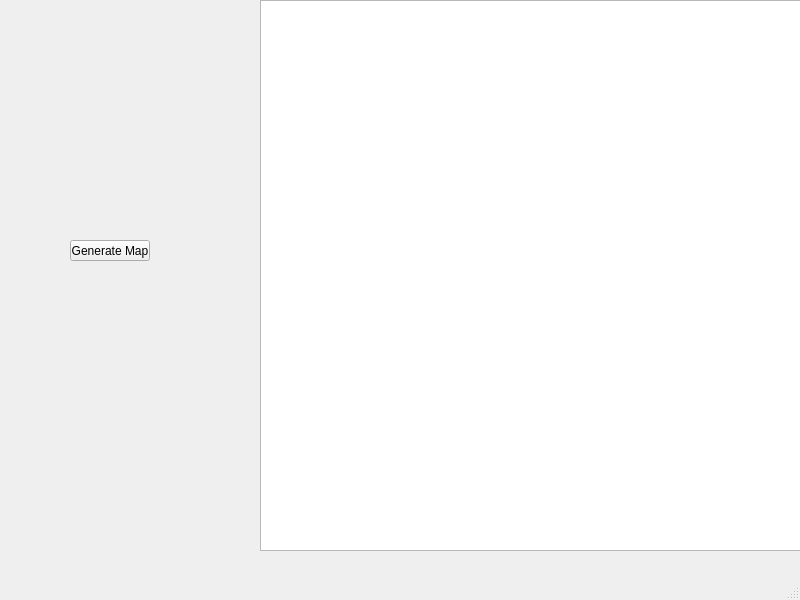
Qt form HeightMap/mainwindow.ui (JeremYnov/Height-Map-CPP) before a commit.
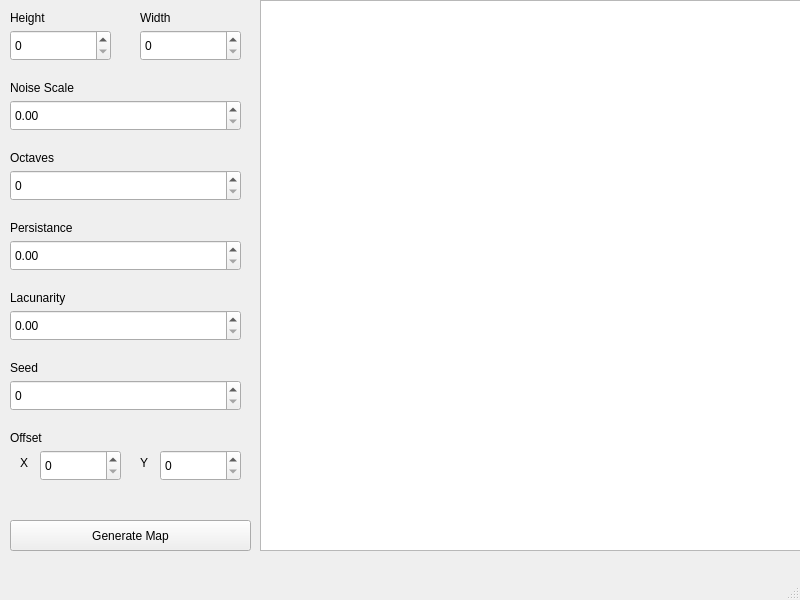
The same form after that commit.

Commit message: added new application interface

Diff of the .ui file:
```diff
--- a/HeightMap/mainwindow.ui
+++ b/HeightMap/mainwindow.ui
@@ -27,16 +27,251 @@
    <widget class="QPushButton" name="generateMap">
     <property name="geometry">
      <rect>
-      <x>70</x>
-      <y>240</y>
-      <width>80</width>
-      <height>21</height>
+      <x>10</x>
+      <y>520</y>
+      <width>241</width>
+      <height>31</height>
      </rect>
     </property>
     <property name="text">
      <string>Generate Map</string>
     </property>
    </widget>
+   <widget class="QSpinBox" name="widthInput">
+    <property name="geometry">
+     <rect>
+      <x>140</x>
+      <y>30</y>
+      <width>101</width>
+      <height>31</height>
+     </rect>
+    </property>
+    <property name="maximum">
+     <number>1000</number>
+    </property>
+   </widget>
+   <widget class="QSpinBox" name="heightInput">
+    <property name="geometry">
+     <rect>
+      <x>10</x>
+      <y>30</y>
+      <width>101</width>
+      <height>31</height>
+     </rect>
+    </property>
+    <property name="maximum">
+     <number>1000</number>
+    </property>
+   </widget>
+   <widget class="QLabel" name="label_3">
+    <property name="geometry">
+     <rect>
+      <x>10</x>
+      <y>10</y>
+      <width>101</width>
+      <height>16</height>
+     </rect>
+    </property>
+    <property name="text">
+     <string>Height</string>
+    </property>
+   </widget>
+   <widget class="QLabel" name="label_4">
+    <property name="geometry">
+     <rect>
+      <x>140</x>
+      <y>10</y>
+      <width>101</width>
+      <height>16</height>
+     </rect>
+    </property>
+    <property name="text">
+     <string>Width</string>
+    </property>
+   </widget>
+   <widget class="QLabel" name="label_6">
+    <property name="geometry">
+     <rect>
+      <x>10</x>
+      <y>220</y>
+      <width>181</width>
+      <height>16</height>
+     </rect>
+    </property>
+    <property name="text">
+     <string>Persistance</string>
+    </property>
+   </widget>
+   <widget class="QDoubleSpinBox" name="noiseScaleInput">
+    <property name="geometry">
+     <rect>
+      <x>10</x>
+      <y>100</y>
+      <width>231</width>
+      <height>31</height>
+     </rect>
+    </property>
+    <property name="maximum">
+     <double>100.000000000000000</double>
+    </property>
+   </widget>
+   <widget class="QLabel" name="label_7">
+    <property name="geometry">
+     <rect>
+      <x>10</x>
+      <y>80</y>
+      <width>181</width>
+      <height>16</height>
+     </rect>
+    </property>
+    <property name="text">
+     <string>Noise Scale</string>
+    </property>
+   </widget>
+   <widget class="QSpinBox" name="octavesInput">
+    <property name="geometry">
+     <rect>
+      <x>10</x>
+      <y>170</y>
+      <width>231</width>
+      <height>31</height>
+     </rect>
+    </property>
+   </widget>
+   <widget class="QLabel" name="label_8">
+    <property name="geometry">
+     <rect>
+      <x>10</x>
+      <y>150</y>
+      <width>181</width>
+      <height>16</height>
+     </rect>
+    </property>
+    <property name="text">
+     <string>Octaves</string>
+    </property>
+   </widget>
+   <widget class="QDoubleSpinBox" name="lacunarityInput">
+    <property name="geometry">
+     <rect>
+      <x>10</x>
+      <y>310</y>
+      <width>231</width>
+      <height>31</height>
+     </rect>
+    </property>
+   </widget>
+   <widget class="QLabel" name="label_9">
+    <property name="geometry">
+     <rect>
+      <x>10</x>
+      <y>290</y>
+      <width>181</width>
+      <height>16</height>
+     </rect>
+    </property>
+    <property name="text">
+     <string>Lacunarity</string>
+    </property>
+   </widget>
+   <widget class="QSpinBox" name="seedInput">
+    <property name="geometry">
+     <rect>
+      <x>10</x>
+      <y>380</y>
+      <width>231</width>
+      <height>31</height>
+     </rect>
+    </property>
+   </widget>
+   <widget class="QLabel" name="label_10">
+    <property name="geometry">
+     <rect>
+      <x>10</x>
+      <y>360</y>
+      <width>181</width>
+      <height>16</height>
+     </rect>
+    </property>
+    <property name="text">
+     <string>Seed</string>
+    </property>
+   </widget>
+   <widget class="QSpinBox" name="offsetYInput">
+    <property name="geometry">
+     <rect>
+      <x>160</x>
+      <y>450</y>
+      <width>81</width>
+      <height>31</height>
+     </rect>
+    </property>
+   </widget>
+   <widget class="QSpinBox" name="offsetXInput">
+    <property name="geometry">
+     <rect>
+      <x>40</x>
+      <y>450</y>
+      <width>81</width>
+      <height>31</height>
+     </rect>
+    </property>
+   </widget>
+   <widget class="QLabel" name="label">
+    <property name="geometry">
+     <rect>
+      <x>20</x>
+      <y>455</y>
+      <width>16</width>
+      <height>16</height>
+     </rect>
+    </property>
+    <property name="text">
+     <string>X</string>
+    </property>
+   </widget>
+   <widget class="QLabel" name="label_2">
+    <property name="geometry">
+     <rect>
+      <x>140</x>
+      <y>455</y>
+      <width>16</width>
+      <height>16</height>
+     </rect>
+    </property>
+    <property name="text">
+     <string>Y</string>
+    </property>
+   </widget>
+   <widget class="QLabel" name="label_11">
+    <property name="geometry">
+     <rect>
+      <x>10</x>
+      <y>430</y>
+      <width>55</width>
+      <height>16</height>
+     </rect>
+    </property>
+    <property name="text">
+     <string>Offset</string>
+    </property>
+   </widget>
+   <widget class="QDoubleSpinBox" name="persistanceInput">
+    <property name="geometry">
+     <rect>
+      <x>10</x>
+      <y>240</y>
+      <width>231</width>
+      <height>31</height>
+     </rect>
+    </property>
+    <property name="maximum">
+     <double>1.000000000000000</double>
+    </property>
+    <property name="singleStep">
+     <double>0.010000000000000</double>
+    </property>
+   </widget>
   </widget>
   <widget class="QMenuBar" name="menubar">
    <property name="geometry">
```
Left out of the diff: 2 changed lines with no effect on the pictures. The commit also changes 7 other files.
